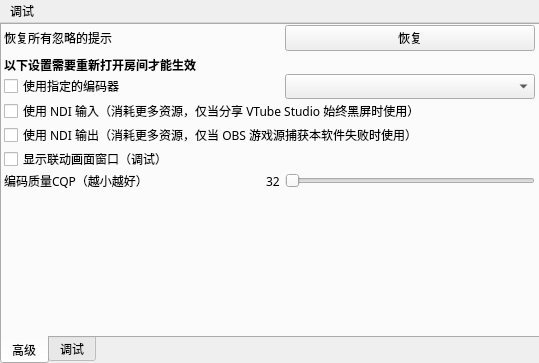
reitovo/vlink-client, file ui/windows/settingwindow.ui: the form before one commit.
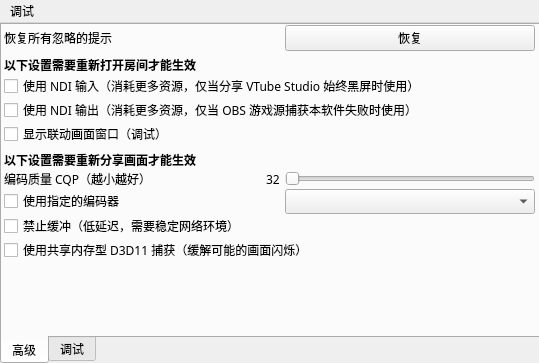
The form after the commit.

Patch:
```diff
--- a/ui/windows/settingwindow.ui
+++ b/ui/windows/settingwindow.ui
@@ -129,46 +129,6 @@
          </property>
         </widget>
        </item>
-       <item>
-        <layout class="QHBoxLayout" name="horizontalLayout">
-         <item>
-          <widget class="QCheckBox" name="shouldForceEncoder">
-           <property name="text">
-            <string>使用指定的编码器</string>
-           </property>
-          </widget>
-         </item>
-         <item>
-          <spacer name="horizontalSpacer_2">
-           <property name="orientation">
-            <enum>Qt::Horizontal</enum>
-           </property>
-           <property name="sizeHint" stdset="0">
-            <size>
-             <width>40</width>
-             <height>20</height>
-            </size>
-           </property>
-          </spacer>
-         </item>
-         <item>
-          <widget class="QComboBox" name="encoders">
-           <property name="sizePolicy">
-            <sizepolicy hsizetype="Preferred" vsizetype="Fixed">
-             <horstretch>0</horstretch>
-             <verstretch>0</verstretch>
-            </sizepolicy>
-           </property>
-           <property name="minimumSize">
-            <size>
-             <width>250</width>
-             <height>0</height>
-            </size>
-           </property>
-          </widget>
-         </item>
-        </layout>
-       </item>
        <item>
         <widget class="QCheckBox" name="useNdiReceiver">
          <property name="text">
@@ -190,12 +150,41 @@
          </property>
         </widget>
        </item>
+       <item>
+        <spacer name="verticalSpacer_3">
+         <property name="orientation">
+          <enum>Qt::Vertical</enum>
+         </property>
+         <property name="sizeType">
+          <enum>QSizePolicy::Fixed</enum>
+         </property>
+         <property name="sizeHint" stdset="0">
+          <size>
+           <width>20</width>
+           <height>5</height>
+          </size>
+         </property>
+        </spacer>
+       </item>
+       <item>
+        <widget class="QLabel" name="label_4">
+         <property name="font">
+          <font>
+           <family>MiSans</family>
+           <bold>true</bold>
+          </font>
+         </property>
+         <property name="text">
+          <string>以下设置需要重新分享画面才能生效</string>
+         </property>
+        </widget>
+       </item>
        <item>
         <layout class="QHBoxLayout" name="horizontalLayout_3">
          <item>
           <widget class="QLabel" name="label_3">
            <property name="text">
-            <string>编码质量CQP（越小越好）</string>
+            <string>编码质量 CQP（越小越好）</string>
            </property>
           </widget>
          </item>
@@ -259,6 +248,60 @@
          </item>
         </layout>
        </item>
+       <item>
+        <layout class="QHBoxLayout" name="horizontalLayout">
+         <item>
+          <widget class="QCheckBox" name="shouldForceEncoder">
+           <property name="text">
+            <string>使用指定的编码器</string>
+           </property>
+          </widget>
+         </item>
+         <item>
+          <spacer name="horizontalSpacer_2">
+           <property name="orientation">
+            <enum>Qt::Horizontal</enum>
+           </property>
+           <property name="sizeHint" stdset="0">
+            <size>
+             <width>40</width>
+             <height>20</height>
+            </size>
+           </property>
+          </spacer>
+         </item>
+         <item>
+          <widget class="QComboBox" name="encoders">
+           <property name="sizePolicy">
+            <sizepolicy hsizetype="Preferred" vsizetype="Fixed">
+             <horstretch>0</horstretch>
+             <verstretch>0</verstretch>
+            </sizepolicy>
+           </property>
+           <property name="minimumSize">
+            <size>
+             <width>250</width>
+             <height>0</height>
+            </size>
+           </property>
+          </widget>
+         </item>
+        </layout>
+       </item>
+       <item>
+        <widget class="QCheckBox" name="noBuffering">
+         <property name="text">
+          <string>禁止缓冲（低延迟，需要稳定网络环境）</string>
+         </property>
+        </widget>
+       </item>
+       <item>
+        <widget class="QCheckBox" name="forceShmem">
+         <property name="text">
+          <string>使用共享内存型 D3D11 捕获（缓解可能的画面闪烁）</string>
+         </property>
+        </widget>
+       </item>
        <item>
         <spacer name="verticalSpacer">
          <property name="orientation">
```
